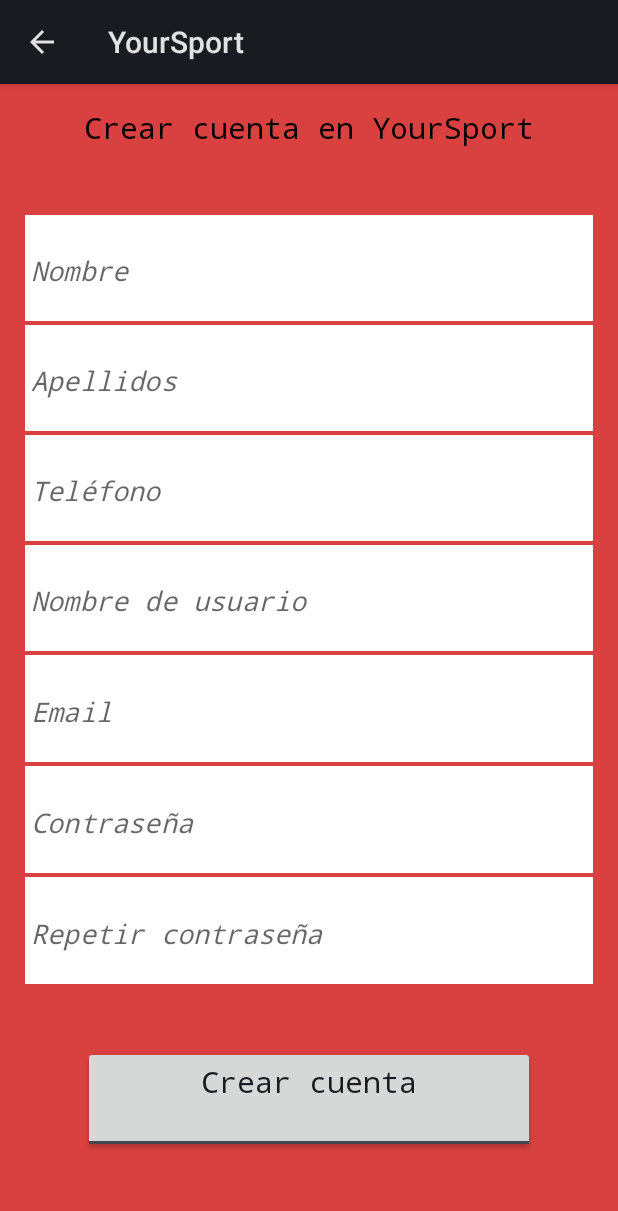
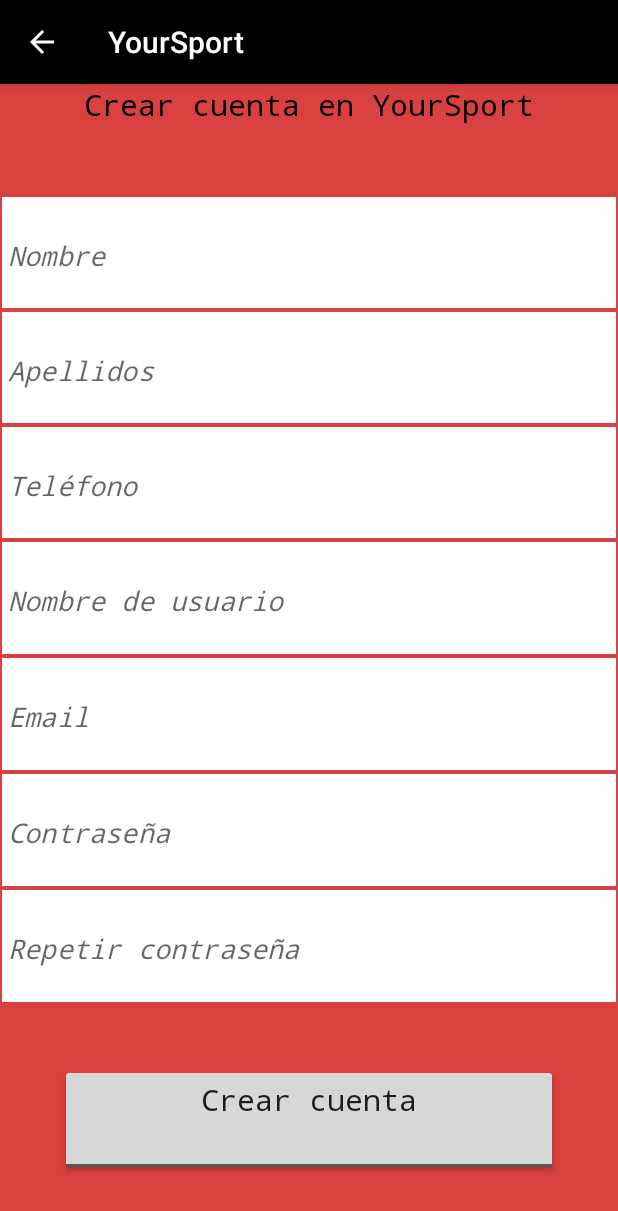
Before and after one commit to DanielBermudezRodriguez/TFG_APP_ANDROID, an Android app: the screen it shows after launch (Registro), after a tap on "Crear cuenta", on a phone screen of 412 x 824 dp. Shown: the top 1211 px of the screen. Run offline under Robolectric (Android 15) with nearby library versions, the light colour scheme and no system bars.

Commit message:
Substitución actionBar por Toolbar y adaptación en el menú lateral

```diff
--- a/app/src/main/AndroidManifest.xml
+++ b/app/src/main/AndroidManifest.xml
@@ -28,8 +28,7 @@
             android:name=".activity.Principal"
             android:label="@string/app_name"/>
         <activity
-            android:name=".activity.PerfilUsuario"
-            android:label="@string/app_name"/>
+            android:name=".activity.PerfilUsuario"/>
     </application>
 
 </manifest>
--- a/app/src/main/java/org/udg/pds/todoandroid/activity/MainActivity.java
+++ b/app/src/main/java/org/udg/pds/todoandroid/activity/MainActivity.java
@@ -3,6 +3,8 @@
 import android.app.Activity;
 import android.content.Intent;
 import android.os.Bundle;
+import android.support.v7.app.AppCompatActivity;
+import android.support.v7.widget.Toolbar;
 import android.view.View;
 import android.widget.Button;
 import org.udg.pds.todoandroid.R;
@@ -10,7 +12,7 @@
 import org.udg.pds.todoandroid.service.ApiRest;
 
 
-public class MainActivity extends Activity implements View.OnClickListener{
+public class MainActivity extends AppCompatActivity implements View.OnClickListener{
 
 
     // Interficie de llamadas a la APIRest gestionada por Retrofit
@@ -30,6 +32,9 @@
 
         // Cargamos layout del menú principal
         setContentView(R.layout.menu_principal);
+        // Ponemos el toolbar
+        Toolbar toolbar = findViewById(R.id.appbar);
+        setSupportActionBar(toolbar);
 
         Button botonIniciarSesion = (Button) findViewById(R.id.boton_inicio_sesion);
         Button botonCrearCuenta = (Button) findViewById(R.id.boton_crear_cuenta);
--- a/app/src/main/java/org/udg/pds/todoandroid/activity/Registro.java
+++ b/app/src/main/java/org/udg/pds/todoandroid/activity/Registro.java
@@ -4,6 +4,8 @@
 import android.app.Activity;
 import android.content.Intent;
 import android.os.Bundle;
+import android.support.v7.app.AppCompatActivity;
+import android.support.v7.widget.Toolbar;
 import android.text.TextUtils;
 import android.util.Log;
 import android.view.View;
@@ -25,7 +27,7 @@
 import retrofit2.Callback;
 import retrofit2.Response;
 
-public class Registro extends Activity  implements View.OnClickListener {
+public class Registro extends AppCompatActivity implements View.OnClickListener {
 
     // Interficie de llamadas a la APIRest gestionada por Retrofit
     private ApiRest apiRest;
@@ -35,12 +37,16 @@
         super.onCreate(savedInstanceState);
         //Cargamos layout formulario de registro
         setContentView(R.layout.registrar_usuario);
+        // Ponemos el toolbar
+        Toolbar toolbar = findViewById(R.id.appbar);
+        setSupportActionBar(toolbar);
         // Inicializamos el servicio de APIRest de retrofit
         InitRetrofit retrofit = new InitRetrofit();
         retrofit.init();
         apiRest = retrofit.getApiRest();
         // Mostrar botón "atras" en action bar
-        getActionBar().setDisplayHomeAsUpEnabled(true);
+        getSupportActionBar().setDisplayHomeAsUpEnabled(true);
+        getSupportActionBar().setDisplayShowHomeEnabled(true);
         Button botonLogin = (Button) findViewById(R.id.boton_crear_cuenta);
         // Listener cuando el usuario pulse el botón de Login
         botonLogin.setOnClickListener(this);
@@ -152,8 +158,8 @@
 
     // Función que define comportamiento del botón "Atras"
     @Override
-    public boolean onNavigateUp(){
-        finish();
-        return true;
+    public boolean onSupportNavigateUp() {
+        onBackPressed();
+        return false;
     }
 }
--- a/app/src/main/res/layout/login.xml
+++ b/app/src/main/res/layout/login.xml
@@ -4,8 +4,10 @@
     android:layout_width="match_parent"
     android:layout_height="match_parent"
     android:orientation="vertical"
-    android:padding="15dp"
     android:visibility="visible">
+
+    <include android:id="@+id/appbar"
+        layout="@layout/toolbar" />
 
     <TextView
         android:id="@+id/texto_login_cabecera"
--- a/app/src/main/res/layout/menu_principal.xml
+++ b/app/src/main/res/layout/menu_principal.xml
@@ -2,9 +2,10 @@
 <LinearLayout xmlns:android="http://schemas.android.com/apk/res/android"
     xmlns:tools="http://schemas.android.com/tools"
     android:orientation="vertical" android:layout_width="match_parent"
-    android:layout_height="match_parent"
-    android:padding="15dp">
+    android:layout_height="match_parent">
 
+    <include android:id="@+id/appbar"
+        layout="@layout/toolbar" />
 
     <Space
         android:layout_width="match_parent"
--- a/app/src/main/res/layout/perfil_usuario.xml
+++ b/app/src/main/res/layout/perfil_usuario.xml
@@ -2,6 +2,9 @@
 <LinearLayout xmlns:android="http://schemas.android.com/apk/res/android"
     android:orientation="vertical" android:layout_width="match_parent"
     android:layout_height="match_parent">
+
+    <include android:id="@+id/appbar"
+        layout="@layout/toolbar" />
 
     <TextView
         android:id="@+id/perfil_usuario_email"
--- a/app/src/main/res/layout/registrar_usuario.xml
+++ b/app/src/main/res/layout/registrar_usuario.xml
@@ -2,8 +2,10 @@
 <LinearLayout xmlns:android="http://schemas.android.com/apk/res/android"
     android:orientation="vertical"
     android:layout_width="match_parent"
-    android:layout_height="match_parent"
-    android:padding="15dp">
+    android:layout_height="match_parent">
+
+    <include android:id="@+id/appbar"
+        layout="@layout/toolbar" />
 
     <TextView
         android:id="@+id/texto_registro_usuario"
--- /dev/null
+++ b/app/src/main/res/layout/toolbar.xml
@@ -0,0 +1,10 @@
+<?xml version="1.0" encoding="utf-8"?>
+<android.support.v7.widget.Toolbar xmlns:android="http://schemas.android.com/apk/res/android"
+    xmlns:app="http://schemas.android.com/apk/res-auto"
+    android:layout_width="match_parent"
+    android:layout_height="wrap_content"
+    android:background="@android:color/background_dark"
+    android:elevation="4dp"
+    android:minHeight="?attr/actionBarSize"
+    android:theme="@style/ThemeOverlay.AppCompat.Dark.ActionBar"
+    app:popupTheme="@style/ThemeOverlay.AppCompat.Light" />
--- a/app/src/main/res/values/styles.xml
+++ b/app/src/main/res/values/styles.xml
@@ -1,5 +1,5 @@
 <resources>
-  <style name="AppTheme" parent="android:Theme.DeviceDefault.Light.DarkActionBar">
+  <style name="AppTheme" parent="Theme.AppCompat.Light.NoActionBar">
     <item name="android:windowBackground">@color/color_fondo</item>
   </style>
 </resources>
```
Also changed, not shown: app/src/main/java/org/udg/pds/todoandroid/activity/Login.java (+12 -5 lines), app/src/main/java/org/udg/pds/todoandroid/activity/PerfilUsuario.java (+21 -5 lines), app/src/main/java/org/udg/pds/todoandroid/activity/Principal.java (+8 -3 lines), app/src/main/java/org/udg/pds/todoandroid/fragment/MenuLateralFragment.java (+7 -7 lines), app/src/main/res/layout/activity_principal.xml (+9 -0 lines), app/src/main/res/menu/editar_usuario.xml (added, +12 -0 lines).
